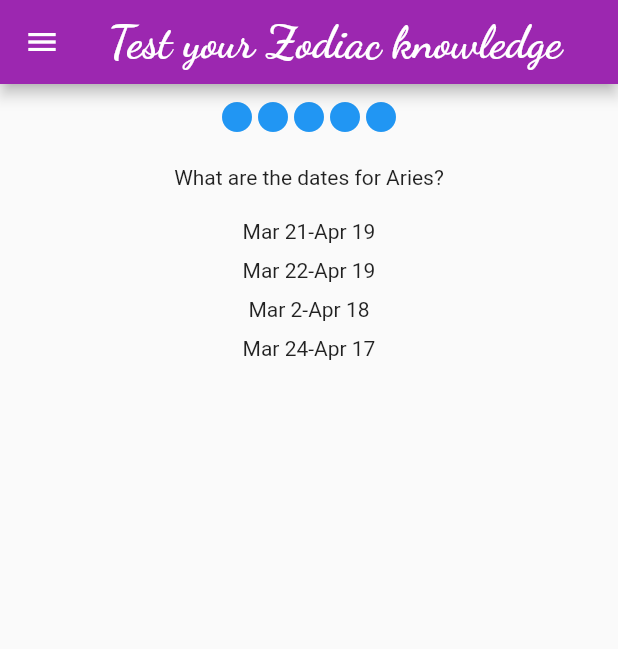
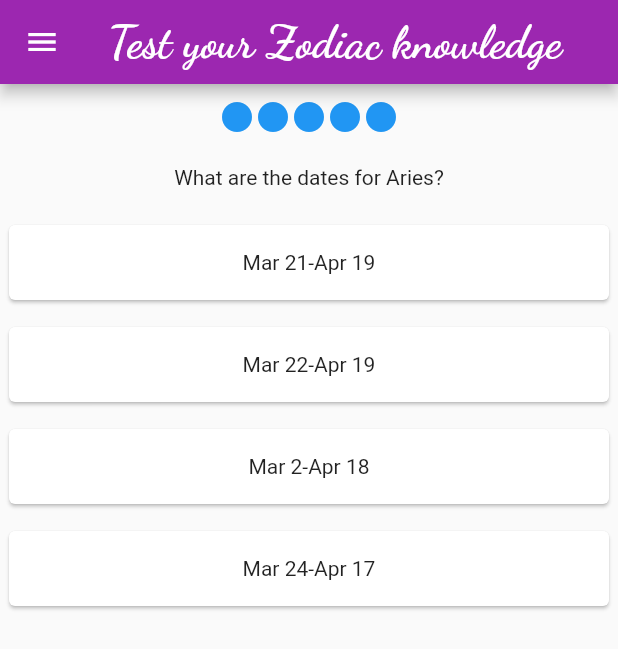
Before and after one commit to devesh0605/kohliInternship, a Flutter app: the QuizScreen screen opened directly, on a phone screen of 412 x 824 dp. Shown: the top 649 px of the screen. Run offline on Flutter 3.47's test engine with Material 2 defaults, Android fonts, the light colour scheme and no system bars; our stand-ins replace google_fonts.

Commit message:
final changes

```diff
--- a/lib/main.dart
+++ b/lib/main.dart
@@ -1,6 +1,5 @@
 import 'package:flutter/material.dart';
 import 'package:flutter/services.dart';
-import 'package:kohli_internship/quiz/screens/quiz_screen.dart';
 import 'package:kohli_internship/zodiac/screens/choose_date.dart';
 
 void main() async {
@@ -22,7 +21,7 @@ class MyApp extends StatelessWidget {
       theme: ThemeData(
         primarySwatch: Colors.blue,
       ),
-      home: QuizScreen(),
+      home: ChooseDate(),
     );
   }
 }
--- a/lib/quiz/screens/quiz_screen.dart
+++ b/lib/quiz/screens/quiz_screen.dart
@@ -10,14 +10,6 @@ class QuizScreen extends StatefulWidget {
 }
 
 class _QuizScreenState extends State<QuizScreen> {
-  // Icon(
-  // Icons.check_outlined,
-  // color: Colors.green,
-  // ),
-  // Icon(
-  // Icons.close,
-  // color: Colors.red,
-  // ),
   int total = 0;
   List<int> scores = [0, 0, 0, 0, 0];
   List<Icon> trackingScore = [
@@ -98,9 +90,17 @@ class _QuizScreenState extends State<QuizScreen> {
                       }
                     });
                   },
+                  child: Card(
+                    child: Container(
+                      height: 50,
+                      width: 400,
+                      child: Center(
                         child: Text(
                           '${QuizQuestions().quizQuestions[i].option1}',
                           style: TextStyle(),
+                        ),
+                      ),
+                    ),
                   ),
                 ),
                 SizedBox(
@@ -126,9 +126,17 @@ class _QuizScreenState extends State<QuizScreen> {
                       }
                     });
                   },
+                  child: Card(
+                    child: Container(
+                      height: 50,
+                      width: 400,
+                      child: Center(
                         child: Text(
                           '${QuizQuestions().quizQuestions[i].option2}',
                           style: TextStyle(),
+                        ),
+                      ),
+                    ),
                   ),
                 ),
                 SizedBox(
@@ -154,9 +162,17 @@ class _QuizScreenState extends State<QuizScreen> {
                       }
                     });
                   },
+                  child: Card(
+                    child: Container(
+                      height: 50,
+                      width: 400,
+                      child: Center(
                         child: Text(
                           '${QuizQuestions().quizQuestions[i].option3}',
                           style: TextStyle(),
+                        ),
+                      ),
+                    ),
                   ),
                 ),
                 SizedBox(
@@ -182,9 +198,17 @@ class _QuizScreenState extends State<QuizScreen> {
                       }
                     });
                   },
+                  child: Card(
+                    child: Container(
+                      height: 50,
+                      width: 400,
+                      child: Center(
                         child: Text(
                           '${QuizQuestions().quizQuestions[i].option4}',
                           style: TextStyle(),
+                        ),
+                      ),
+                    ),
                   ),
                 ),
                 SizedBox(
```
Lines whose indentation alone changed are shown as unchanged.
